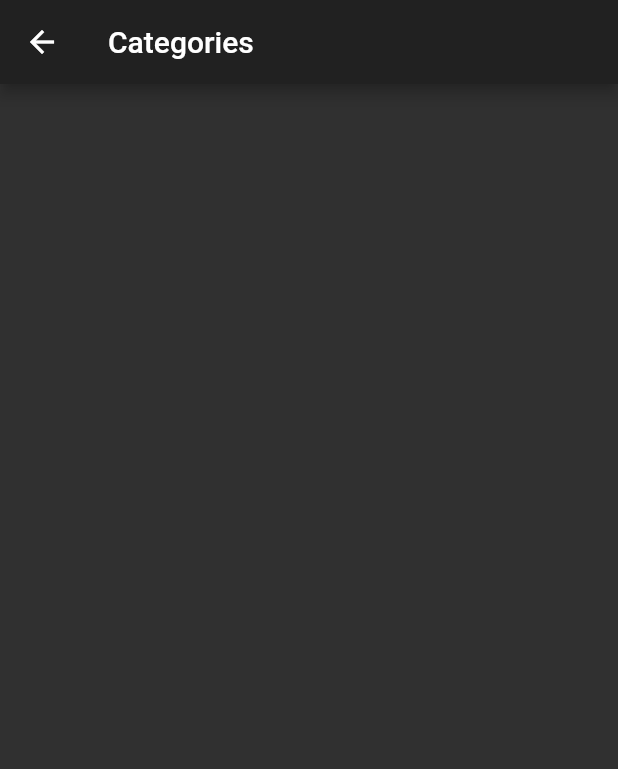
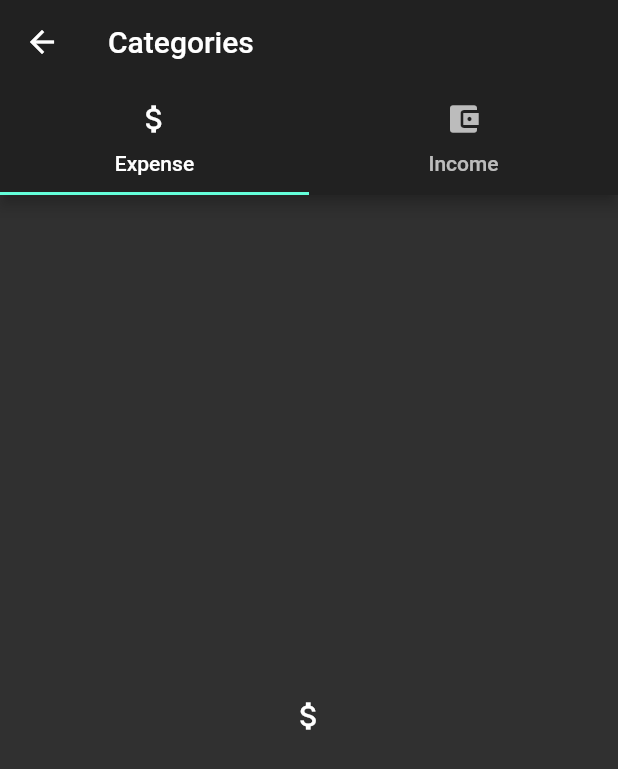
Before and after one commit to Mujib517/expense-tracker, a Flutter app: the screen it shows after launch, in the side drawer, after a tap on "Categories", on a phone screen of 412 x 824 dp. Shown: the top 769 px of the screen. Run offline on Flutter 3.47's test engine with Material 2 defaults, Android fonts, the phone set to English and light mode, and no system bars; Roboto replaces fonts that are missing (Oxygen).

Commit message:
Categories tab view

```diff
--- a/lib/screen/categories.dart
+++ b/lib/screen/categories.dart
@@ -6,6 +6,18 @@ class Categories extends StatefulWidget {
 
 class CategoriesState extends State<Categories> {
   Widget build(BuildContext context) {
-    return Scaffold(appBar: AppBar(title: Text("Categories")));
+    return DefaultTabController(
+        length: 2,
+        child: Scaffold(
+            appBar: AppBar(
+                bottom: TabBar(tabs: [
+                  Tab(icon: Icon(Icons.attach_money), text: "Expense"),
+                  Tab(icon: Icon(Icons.account_balance_wallet), text: "Income")
+                ]),
+                title: Text('Categories')),
+            body: TabBarView(children: [
+              Icon(Icons.attach_money),
+              Icon(Icons.account_balance_wallet)
+            ])));
   }
 }
--- a/lib/screen/expense_list.dart
+++ b/lib/screen/expense_list.dart
@@ -22,16 +22,14 @@ class ExpenseListState extends State<ExpenseList> {
                 Icon(Icons.account_circle, size: 70),
                 Text("Hello You"),
               ]),
-            decoration: new BoxDecoration(color: Colors.deepOrangeAccent),
-          ),
+              decoration: new BoxDecoration(color: Colors.deepOrangeAccent)),
           new ListTile(
               title: new Text("Expenses"),
               leading: Icon(Icons.add),
               onTap: () {
                 Navigator.push(context,
                     new MaterialPageRoute(builder: (ctxt) => new AddExpense()));
-            },
-          ),
+              }),
           new ListTile(
               title: new Text("Dashboard"),
               leading: Icon(Icons.dashboard),
```
Lines whose indentation alone changed are shown as unchanged.
